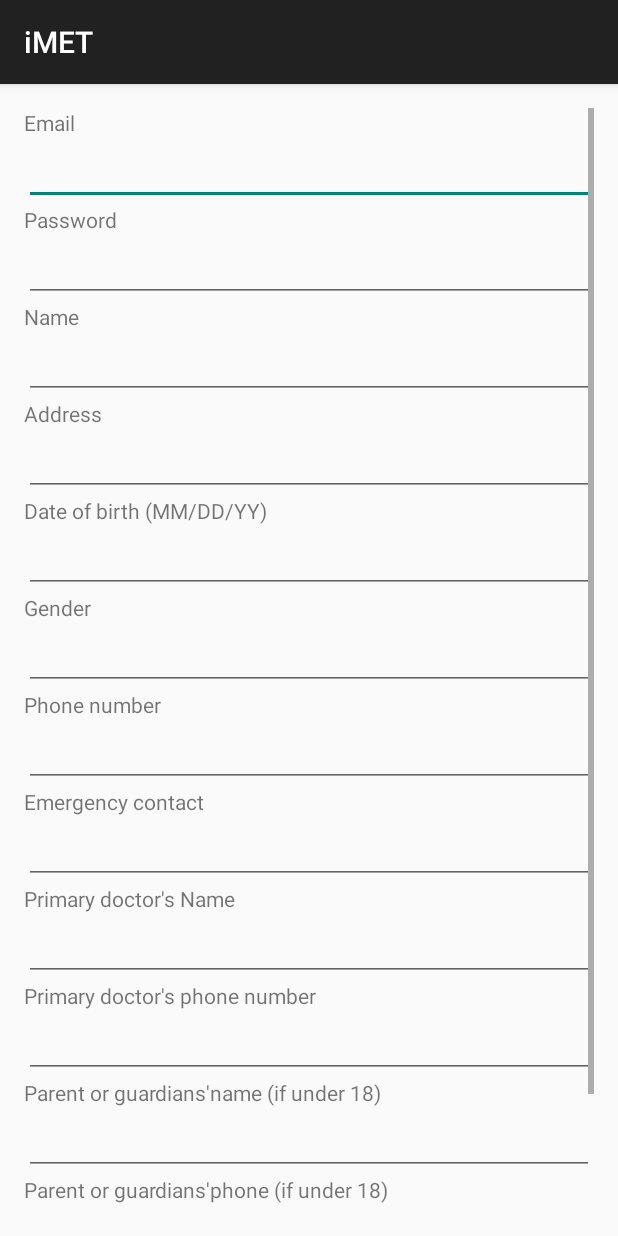
After one commit to sapphirew/iMET, an Android app: the SignUpActivity screen opened directly, with no data from a screen before it, on a phone screen of 412 x 824 dp. The commit adds this screen. Run offline under Robolectric (Android 15) with nearby library versions, the phone set to English and light mode, and no system bars.

Commit message:
new sign up page

```diff
--- a/app/build.gradle
+++ b/app/build.gradle
@@ -3,10 +3,9 @@ apply plugin: 'com.android.application'
 android {
     compileSdkVersion 21
     buildToolsVersion "21.1.2"
-
     defaultConfig {
         applicationId "com.example.wanghao.imet"
-        minSdkVersion 21
+        minSdkVersion 19
         targetSdkVersion 21
         versionCode 1
         versionName "1.0"
@@ -17,10 +16,14 @@ android {
             proguardFiles getDefaultProguardFile('proguard-android.txt'), 'proguard-rules.pro'
         }
     }
+    productFlavors {
+    }
 }
 
 dependencies {
-    compile fileTree(dir: 'libs', include: ['*.jar'])
+    compile fileTree(include: ['*.jar'], dir: 'libs')
+    //    compile 'com.android.support:appcompat-v7:19.0.1'
+    //    compile 'com.android.support:support-v4:19.0.1'
     compile 'com.android.support:appcompat-v7:21.0.3'
     compile 'com.android.support:support-v4:21.0.3'
     compile 'com.jjoe64:graphview:4.2.1'
--- a/app/src/main/java/com/example/wanghao/imet/MainActivity.java
+++ b/app/src/main/java/com/example/wanghao/imet/MainActivity.java
@@ -6,6 +6,7 @@ import android.support.v7.app.ActionBarActivity;
 import android.view.View;
 import android.widget.Button;
 import android.widget.EditText;
+import android.widget.TextView;
 import android.widget.Toast;
 
 import com.example.wanghao.imet.questions.QuestionActivity;
@@ -34,6 +35,15 @@ public class MainActivity extends ActionBarActivity {
             }
         });
 
+        TextView createAccount = (TextView) findViewById(R.id.createAccountText);
+        createAccount.setOnClickListener(new View.OnClickListener() {
+            @Override
+            public void onClick(View v) {
+                Intent intent=  new Intent(MainActivity.this, SignUpActivity.class);
+                startActivity(intent);
+            }
+        });
+
 
     }
 
--- /dev/null
+++ b/app/src/main/java/com/example/wanghao/imet/SignUpActivity.java
@@ -0,0 +1,13 @@
+package com.example.wanghao.imet;
+
+import android.support.v7.app.ActionBarActivity;
+import android.os.Bundle;
+
+public class SignUpActivity extends ActionBarActivity {
+
+    @Override
+    protected void onCreate(Bundle savedInstanceState) {
+        super.onCreate(savedInstanceState);
+        setContentView(R.layout.activity_sign_up);
+    }
+}
--- a/app/src/main/java/com/example/wanghao/imet/SummaryActivity.java
+++ b/app/src/main/java/com/example/wanghao/imet/SummaryActivity.java
@@ -24,10 +24,10 @@ public class SummaryActivity extends ActionBarActivity {
             public String formatLabel(double value, boolean isValueX) {
                 if (isValueX) {
                     // show normal x values
-                    return "Day " + super.formatLabel(value + 1, isValueX);
+                    return "Oct " + super.formatLabel(value + 5, isValueX);
                 } else {
                     // show currency for y values
-                    return super.formatLabel(value, isValueX);
+                    return super.formatLabel(value + 10, isValueX);
                 }
             }
         });
--- a/app/src/main/res/layout/activity_main.xml
+++ b/app/src/main/res/layout/activity_main.xml
@@ -8,6 +8,10 @@
     android:paddingRight="@dimen/activity_horizontal_margin"
     android:paddingTop="@dimen/activity_vertical_margin"
     tools:context="com.example.wanghao.imet.MainActivity">
+
+    <ScrollView
+        android:layout_width="match_parent"
+        android:layout_height="match_parent">
 
     <LinearLayout
         android:layout_width="match_parent"
@@ -94,8 +98,7 @@
             android:layout_width="match_parent"
             android:layout_height="match_parent"
             android:orientation="vertical"
-            android:gravity="bottom"
-            android:background="#f7f4f2">
+            android:gravity="bottom">
             <TextView
                 android:layout_width="wrap_content"
                 android:layout_height="wrap_content"
@@ -103,11 +106,11 @@
                 android:text="@string/create_an_account"
                 android:id="@+id/createAccountText"
                 android:layout_gravity="bottom|center_horizontal"
-                android:textColor="#4e4a4a"
-                android:textAlignment="viewEnd" />
+                android:textColor="#4e4a4a" />
         </LinearLayout>
 
     </LinearLayout>
+    </ScrollView>
 
     <TextView
         android:layout_width="wrap_content"
--- /dev/null
+++ b/app/src/main/res/layout/activity_sign_up.xml
@@ -0,0 +1,184 @@
+<?xml version="1.0" encoding="utf-8"?>
+<RelativeLayout xmlns:android="http://schemas.android.com/apk/res/android"
+    xmlns:tools="http://schemas.android.com/tools"
+    android:id="@+id/activity_sign_up"
+    android:layout_width="match_parent"
+    android:layout_height="match_parent"
+    android:paddingBottom="@dimen/activity_vertical_margin"
+    android:paddingLeft="@dimen/activity_horizontal_margin"
+    android:paddingRight="@dimen/activity_horizontal_margin"
+    android:paddingTop="@dimen/activity_vertical_margin"
+    tools:context="com.example.wanghao.imet.SignUpActivity">
+    <ScrollView
+        android:layout_width="match_parent"
+        android:layout_height="match_parent">
+        <LinearLayout
+            android:layout_width="match_parent"
+            android:layout_height="match_parent"
+            android:orientation="vertical">
+
+            <TextView
+                android:text="Email"
+                android:layout_width="match_parent"
+                android:layout_height="wrap_content"
+                android:id="@+id/textView6" />
+
+            <EditText
+                android:layout_width="match_parent"
+                android:layout_height="wrap_content"
+                android:inputType="textEmailAddress"
+                android:ems="10"
+                android:id="@+id/signUpEmail" />
+
+            <TextView
+                android:text="@string/password"
+                android:layout_width="match_parent"
+                android:layout_height="wrap_content"
+                android:id="@+id/textView22" />
+
+            <EditText
+                android:layout_width="match_parent"
+                android:layout_height="wrap_content"
+                android:inputType="textPassword"
+                android:ems="10"
+                android:id="@+id/signUpPassword" />
+
+            <TextView
+                android:text="Name"
+                android:layout_width="match_parent"
+                android:layout_height="wrap_content"
+                android:id="@+id/textView12" />
+
+            <EditText
+                android:layout_width="match_parent"
+                android:layout_height="wrap_content"
+                android:inputType="textPersonName"
+                android:ems="10"
+                android:id="@+id/signUpName" />
+
+            <TextView
+                android:text="Address"
+                android:layout_width="match_parent"
+                android:layout_height="wrap_content"
+                android:id="@+id/textView13" />
+
+            <EditText
+                android:layout_width="match_parent"
+                android:layout_height="wrap_content"
+                android:inputType="textPersonName"
+                android:ems="10"
+                android:id="@+id/signUpAddress" />
+
+            <TextView
+                android:text="Date of birth (MM/DD/YY)"
+                android:layout_width="match_parent"
+                android:layout_height="wrap_content"
+                android:id="@+id/textView14" />
+
+            <EditText
+                android:layout_width="match_parent"
+                android:layout_height="wrap_content"
+                android:inputType="textPersonName"
+                android:ems="10"
+                android:id="@+id/signUpDOB" />
+
+            <TextView
+                android:text="Gender"
+                android:layout_width="match_parent"
+                android:layout_height="wrap_content"
+                android:id="@+id/textView15" />
+
+            <EditText
+                android:layout_width="match_parent"
+                android:layout_height="wrap_content"
+                android:inputType="textPersonName"
+                android:ems="10"
+                android:id="@+id/signUpGender" />
+
+            <TextView
+                android:text="Phone number"
+                android:layout_width="match_parent"
+                android:layout_height="wrap_content"
+                android:id="@+id/textView16" />
+
+            <EditText
+                android:layout_width="match_parent"
+                android:layout_height="wrap_content"
+                android:inputType="phone"
+                android:ems="10"
+                android:id="@+id/signUpNumber" />
+
+            <TextView
+                android:text="Emergency contact"
+                android:layout_width="match_parent"
+                android:layout_height="wrap_content"
+                android:id="@+id/textView17" />
+
+            <EditText
+                android:layout_width="match_parent"
+                android:layout_height="wrap_content"
+                android:inputType="text"
+                android:ems="10"
+                android:id="@+id/signUpEmergency" />
+
+            <TextView
+                android:text="Primary doctor's Name"
+                android:layout_width="match_parent"
+                android:layout_height="wrap_content"
+                android:id="@+id/textView18" />
+
+            <EditText
+                android:layout_width="match_parent"
+                android:layout_height="wrap_content"
+                android:inputType="textPersonName"
+                android:ems="10"
+                android:id="@+id/signUpDoctor" />
+
+            <TextView
+                android:text="Primary doctor's phone number"
+                android:layout_width="match_parent"
+                android:layout_height="wrap_content"
+                android:id="@+id/textView19" />
+
+            <EditText
+                android:layout_width="match_parent"
+                android:layout_height="wrap_content"
+                android:inputType="phone"
+                android:ems="10"
+                android:id="@+id/signUpDoctorPhone" />
+
+            <TextView
+                android:text="Parent or guardians'name (if under 18)"
+                android:layout_width="match_parent"
+                android:layout_height="wrap_content"
+                android:id="@+id/textView20" />
+
+            <EditText
+                android:layout_width="match_parent"
+                android:layout_height="wrap_content"
+                android:inputType="textPersonName"
+                android:ems="10"
+                android:id="@+id/signUpParent" />
+
+            <TextView
+                android:text="Parent or guardians'phone (if under 18)"
+                android:layout_width="match_parent"
+                android:layout_height="wrap_content"
+                android:id="@+id/textView21" />
+
+            <EditText
+                android:layout_width="match_parent"
+                android:layout_height="wrap_content"
+                android:inputType="phone"
+                android:ems="10"
+                android:id="@+id/signUpGuardianPhone" />
+
+            <Button
+                android:text="Submit"
+                android:layout_width="match_parent"
+                android:layout_height="wrap_content"
+                android:id="@+id/button6" />
+        </LinearLayout>
+    </ScrollView>
+
+</RelativeLayout>
```
Also changed, not shown: app/src/main/AndroidManifest.xml (+16 -14 lines).
